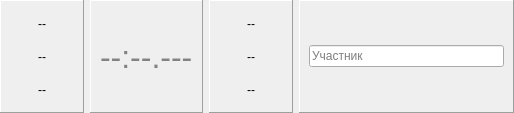
olegv142/NRF51Chrono, file host/lane.ui: the form before one commit.
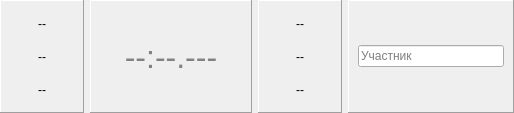
The form after the commit.

Commit message: Min size and align of the time field

```diff
--- a/host/lane.ui
+++ b/host/lane.ui
@@ -93,6 +93,12 @@
        <layout class="QVBoxLayout" name="verticalLayout_2">
         <item>
          <widget class="QLabel" name="lTime">
+          <property name="minimumSize">
+           <size>
+            <width>142</width>
+            <height>0</height>
+           </size>
+          </property>
           <property name="palette">
            <palette>
             <active>
@@ -138,6 +144,9 @@
           <property name="text">
            <string>--:--.---</string>
           </property>
+          <property name="alignment">
+           <set>Qt::AlignCenter</set>
+          </property>
          </widget>
         </item>
        </layout>
```
